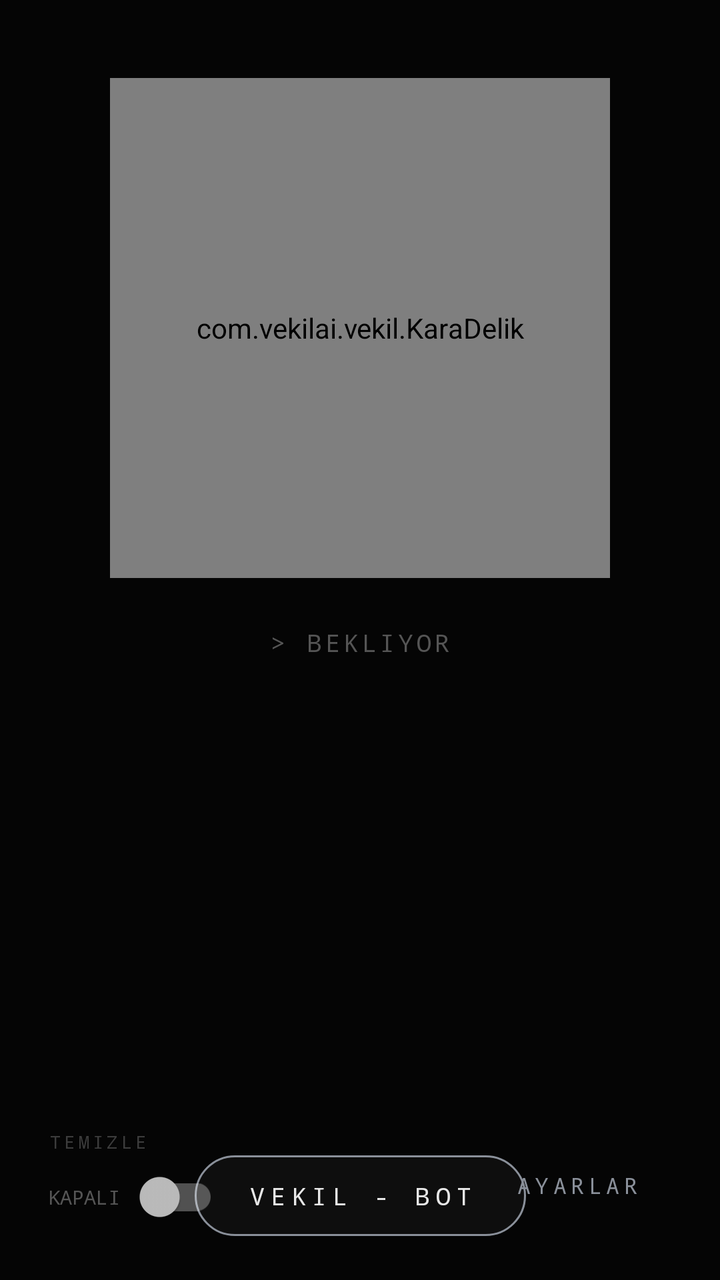
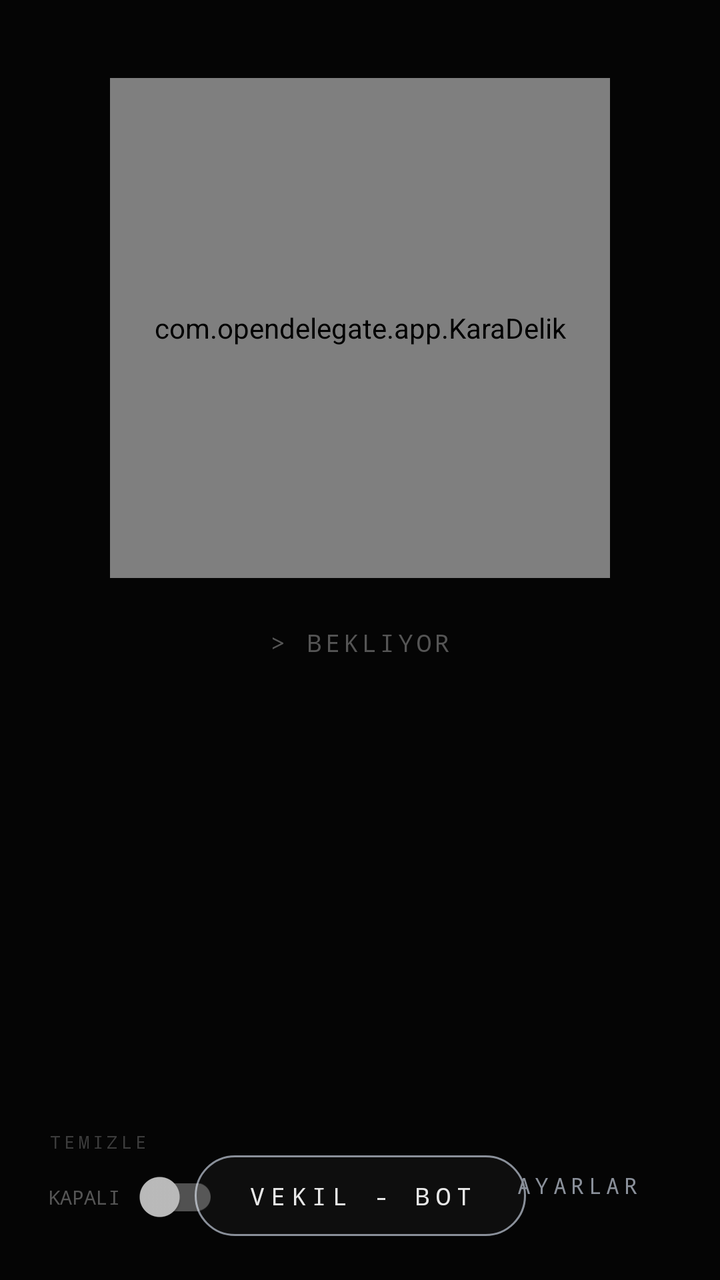

Screens rendered from an Android XML layout before and after an edit, with the pre-edit source and the edit as a unified diff.
<!-- AndroidManifest.xml: application theme AppTheme -->
<!-- res/layout/activity_main.xml -->
<?xml version="1.0" encoding="utf-8"?>
<androidx.constraintlayout.widget.ConstraintLayout
    xmlns:android="http://schemas.android.com/apk/res/android"
    xmlns:app="http://schemas.android.com/apk/res-auto"
    android:layout_width="match_parent"
    android:layout_height="match_parent"
    android:background="@color/bg">

    
    <View
        android:id="@+id/ringOuter"
        android:layout_width="250dp"
        android:layout_height="250dp"
        android:visibility="invisible"
        app:layout_constraintVertical_bias="0.10"
        app:layout_constraintBottom_toBottomOf="parent"
        app:layout_constraintEnd_toEndOf="parent"
        app:layout_constraintStart_toStartOf="parent"
        app:layout_constraintTop_toTopOf="parent" />

    <com.vekilai.vekil.KaraDelik
        android:id="@+id/btnMic"
        android:layout_width="250dp"
        android:layout_height="250dp"
        android:clickable="true"
        android:focusable="true"
        app:layout_constraintBottom_toBottomOf="@id/ringOuter"
        app:layout_constraintEnd_toEndOf="parent"
        app:layout_constraintStart_toStartOf="parent"
        app:layout_constraintTop_toTopOf="@id/ringOuter" />

    
    <TextView
        android:id="@+id/tvStatus"
        android:layout_width="wrap_content"
        android:layout_height="wrap_content"
        android:text="> BEKLIYOR"
        android:textColor="@color/fg2"
        android:textSize="12sp"
        android:fontFamily="monospace"
        android:letterSpacing="0.15"
        app:layout_constraintTop_toBottomOf="@id/ringOuter"
        app:layout_constraintStart_toStartOf="parent"
        app:layout_constraintEnd_toEndOf="parent"
        android:layout_marginTop="24dp" />

    
    <ScrollView
        android:id="@+id/svGecmis"
        android:layout_width="0dp"
        android:layout_height="0dp"
        android:fillViewport="true"
        android:scrollbars="none"
        android:paddingHorizontal="24dp"
        app:layout_constraintTop_toBottomOf="@id/tvStatus"
        app:layout_constraintBottom_toTopOf="@id/tvErisim"
        app:layout_constraintStart_toStartOf="parent"
        app:layout_constraintEnd_toEndOf="parent"
        android:layout_marginTop="20dp"
        android:layout_marginBottom="12dp">

        <TextView
            android:id="@+id/tvGecmis"
            android:layout_width="match_parent"
            android:layout_height="wrap_content"
            android:textColor="@color/fg"
            android:textSize="13sp"
            android:fontFamily="monospace"
            android:lineSpacingExtra="4dp"
            android:background="@null" />
    </ScrollView>

    
    <TextView
        android:id="@+id/tvErisim"
        android:layout_width="wrap_content"
        android:layout_height="wrap_content"
        android:text="> TELEFONU KULLANMA IZNI KAPALI — ACMAK ICIN DOKUN"
        android:textColor="@color/accent"
        android:textSize="10sp"
        android:fontFamily="monospace"
        android:letterSpacing="0.08"
        android:paddingHorizontal="16dp"
        android:paddingVertical="10dp"
        android:clickable="true"
        android:focusable="true"
        android:visibility="gone"
        app:layout_constraintBottom_toTopOf="@id/tvTelegram"
        app:layout_constraintStart_toStartOf="parent"
        app:layout_constraintEnd_toEndOf="parent"
        android:layout_marginBottom="8dp" />

    
    <TextView
        android:id="@+id/tvTelegram"
        android:layout_width="wrap_content"
        android:layout_height="wrap_content"
        android:text="VEKIL - BOT"
        android:textColor="@color/fg"
        android:textSize="12sp"
        android:fontFamily="monospace"
        android:letterSpacing="0.25"
        android:background="@drawable/hap"
        android:paddingHorizontal="26dp"
        android:paddingVertical="12dp"
        android:clickable="true"
        android:focusable="true"
        app:layout_constraintBottom_toBottomOf="parent"
        app:layout_constraintStart_toStartOf="parent"
        app:layout_constraintEnd_toEndOf="parent"
        android:layout_marginBottom="22dp" />

    
    <TextView
        android:id="@+id/tvTemizle"
        android:layout_width="wrap_content"
        android:layout_height="wrap_content"
        android:text="TEMIZLE"
        android:textColor="@color/fg2"
        android:textSize="9sp"
        android:fontFamily="monospace"
        android:letterSpacing="0.2"
        android:alpha="0.7"
        android:paddingHorizontal="16dp"
        android:paddingVertical="8dp"
        android:clickable="true"
        android:focusable="true"
        app:layout_constraintBottom_toTopOf="@id/swServis"
        app:layout_constraintStart_toStartOf="parent"
        android:layout_marginStart="8dp" />

    
    <TextView
        android:id="@+id/tvAyarlar"
        android:layout_width="wrap_content"
        android:layout_height="wrap_content"
        android:text="AYARLAR"
        android:textColor="@color/accent"
        android:textSize="11sp"
        android:fontFamily="monospace"
        android:letterSpacing="0.2"
        android:paddingHorizontal="16dp"
        android:paddingVertical="8dp"
        android:clickable="true"
        android:focusable="true"
        app:layout_constraintBottom_toBottomOf="parent"
        app:layout_constraintEnd_toEndOf="parent"
        android:layout_marginBottom="32dp"
        android:layout_marginEnd="24dp" />

    
    <androidx.appcompat.widget.SwitchCompat
        android:id="@+id/swServis"
        android:layout_width="wrap_content"
        android:layout_height="wrap_content"
        android:text="KAPALI"
        android:textColor="@color/fg2"
        android:textSize="10sp"
        android:fontFamily="monospace"
        android:thumbTint="@color/anahtar_ibre"
        android:trackTint="@color/anahtar_iz"
        app:switchPadding="10dp"
        app:layout_constraintBottom_toBottomOf="parent"
        app:layout_constraintStart_toStartOf="parent"
        android:layout_marginBottom="28dp"
        android:layout_marginStart="24dp" />

</androidx.constraintlayout.widget.ConstraintLayout>
<!-- resources referenced by this layout -->
<resources>
  <color name="accent">#8A909A</color>
  <color name="bg">#050505</color>
  <color name="fg">#e8e8e8</color>
  <color name="fg2">#555555</color>
  <!-- drawable hap (drawable) -->
  <?xml version="1.0" encoding="utf-8"?>
  <selector xmlns:android="http://schemas.android.com/apk/res/android">
      <item android:state_pressed="true">
          <shape android:shape="rectangle">
              <solid android:color="@color/accent_dim" />
              <stroke android:width="1dp" android:color="@color/accent" />
              <corners android:radius="24dp" />
          </shape>
      </item>
      <item>
          <shape android:shape="rectangle">
              <solid android:color="@color/bg2" />
              <stroke android:width="1dp" android:color="@color/accent" />
              <corners android:radius="24dp" />
          </shape>
      </item>
  </selector>
  <style name="AppTheme" parent="Theme.AppCompat.NoActionBar">
          <item name="android:windowBackground">@color/bg</item>
          <item name="android:statusBarColor">@color/bg</item>
          <item name="android:navigationBarColor">@color/bg</item>
          <item name="colorPrimary">@color/accent</item>
          <item name="colorAccent">@color/accent</item>
      </style>
  <color name="accent_dim">#3A3D43</color>
  <color name="bg2">#0e0e0e</color>
</resources>

<!-- the commit's change to res/layout/activity_main.xml (unified diff, before → after) -->
@@ -18,7 +18,7 @@
         app:layout_constraintStart_toStartOf="parent"
         app:layout_constraintTop_toTopOf="parent" />
 
-    <com.vekilai.vekil.KaraDelik
+    <com.opendelegate.app.KaraDelik
         android:id="@+id/btnMic"
         android:layout_width="250dp"
         android:layout_height="250dp"
